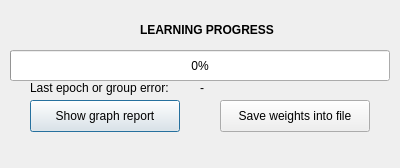
First picture: the form in app/view/learningpopup.ui, repository sergek1/Perceptron, before the edit.
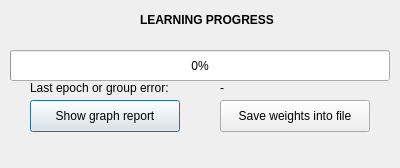
Second picture: the form after the edit.

The edit to the form file:
```diff
--- a/app/view/learningpopup.ui
+++ b/app/view/learningpopup.ui
@@ -59,8 +59,8 @@
    <property name="geometry">
     <rect>
      <x>140</x>
-     <y>20</y>
-     <width>141</width>
+     <y>10</y>
+     <width>161</width>
      <height>20</height>
     </rect>
    </property>
@@ -76,7 +76,7 @@
     <rect>
      <x>30</x>
      <y>80</y>
-     <width>161</width>
+     <width>181</width>
      <height>16</height>
     </rect>
    </property>
@@ -87,7 +87,7 @@
   <widget class="QLabel" name="last_error">
    <property name="geometry">
     <rect>
-     <x>200</x>
+     <x>220</x>
      <y>80</y>
      <width>81</width>
      <height>16</height>
@@ -100,9 +100,9 @@
   <widget class="QLabel" name="percent">
    <property name="geometry">
     <rect>
-     <x>200</x>
-     <y>40</y>
-     <width>41</width>
+     <x>190</x>
+     <y>30</y>
+     <width>51</width>
      <height>16</height>
     </rect>
    </property>
```
